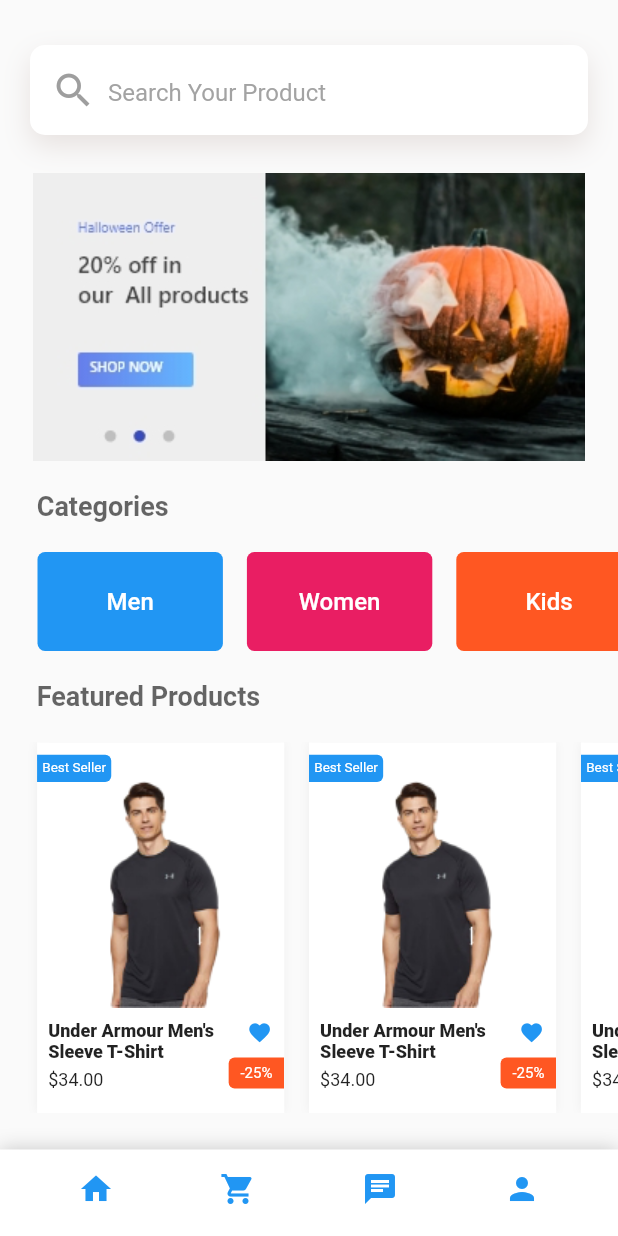
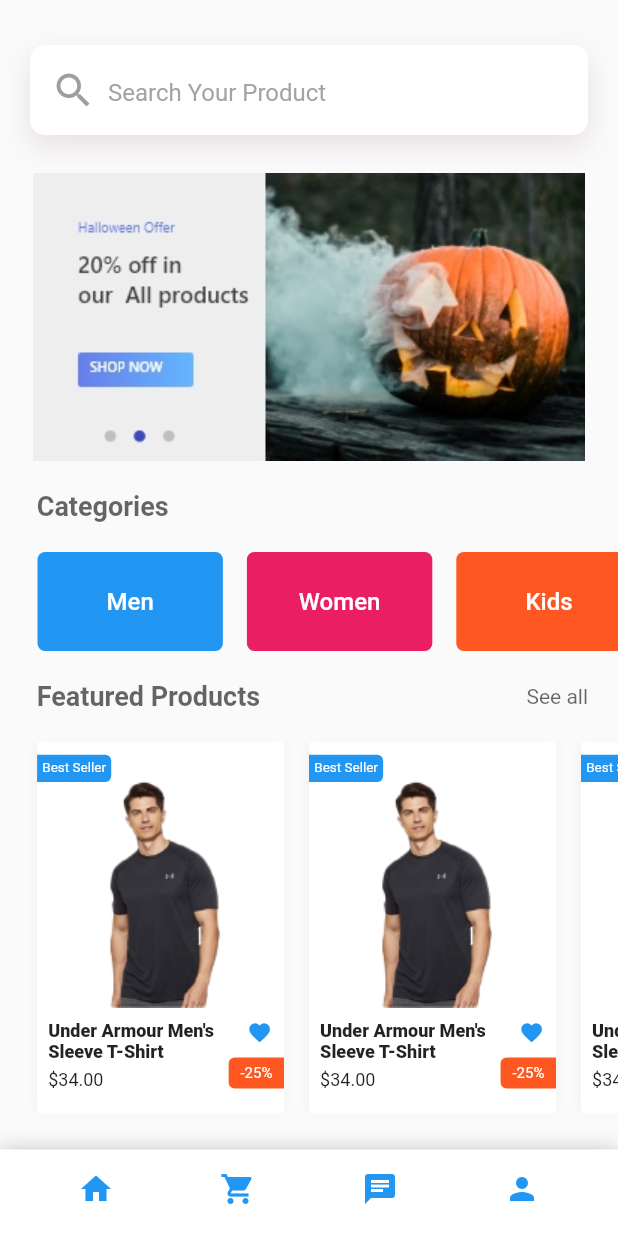
Before and after one commit to imransaju56/flybuy, a Flutter app: the Home screen opened directly, on a phone screen of 412 x 824 dp. Run offline on Flutter 3.47's test engine with Material 2 defaults, Android fonts, the phone set to English and light mode, and no system bars; our stand-ins replace firebase_auth, firebase_core; accounts and stored records are empty.

Commit message:
new_update

```diff
--- a/lib/screens/authentication/authenticate.dart
+++ b/lib/screens/authentication/authenticate.dart
@@ -13,9 +13,9 @@ class _AuthenticateState extends State<Authenticate> {
   bool showSignIn = true;
 
   void toggle() {
-    setState(() {
-      return showSignIn = !showSignIn;
-    });
+
+    setState(() => showSignIn = !showSignIn);
+
   }
 
   @override
--- a/lib/screens/authentication/log_in.dart
+++ b/lib/screens/authentication/log_in.dart
@@ -16,6 +16,8 @@ class _login_uiState extends State<login_ui> {
   String Email = '';
   String password = '';
   String error = '';
+
+
 
 
   bool _obscureText = true;
--- a/lib/screens/home/Bottom_navigation/bottom_navigation.dart
+++ b/lib/screens/home/Bottom_navigation/bottom_navigation.dart
@@ -1,4 +1,5 @@
 import 'package:flutter/material.dart';
+import 'package:flybuy_ecommerce_project/screens/cart/cart.dart';
 
 class bottom_nav extends StatefulWidget {
   @override
@@ -32,10 +33,20 @@ class _bottom_navState extends State<bottom_nav> {
               color: Colors.blue,
             ),
           ),
-          IconButton(
-            icon: Icon(
-              Icons.shopping_cart,
-              color: Colors.blue,
+          GestureDetector(
+
+            onTap: (){
+              Navigator.of(context).push(MaterialPageRoute(builder: (context){
+                return Mycart();
+
+              }));
+
+            },
+            child: IconButton(
+              icon: Icon(
+                Icons.shopping_cart,
+                color: Colors.blue,
+              ),
             ),
           ),
           IconButton(
--- a/lib/screens/home/Featured/Featured_products.dart
+++ b/lib/screens/home/Featured/Featured_products.dart
@@ -1,6 +1,7 @@
 import 'package:flutter/cupertino.dart';
 import 'package:flutter/material.dart';
 import 'package:flybuy_ecommerce_project/screens/home/Featured/Best_seller_tag.dart';
+import 'package:flybuy_ecommerce_project/screens/home/Featured/Featured_full_screen/featured_full.dart';
 import 'package:flybuy_ecommerce_project/screens/home/Featured/Product_image.dart';
 import 'package:flybuy_ecommerce_project/screens/home/Featured/discount.dart';
 import 'package:flybuy_ecommerce_project/screens/home/Featured/product_card.dart';
@@ -19,6 +20,8 @@ class _featuredState extends State<featured> {
       child: Column(
         crossAxisAlignment: CrossAxisAlignment.stretch,
         children: [
+          Row(
+            children: [
               Padding(
                 padding: const EdgeInsets.only(left: 20, right: 20),
                 child: Text(
@@ -29,6 +32,30 @@ class _featuredState extends State<featured> {
                     color: Colors.black.withOpacity(0.6),
                   ),
                 ),
+              ),
+
+              Spacer(),
+
+              GestureDetector(
+                onTap: (){
+                  Navigator.of(context).push(MaterialPageRoute(builder: (context){
+                    return Featured_full();
+
+                  }));
+
+                },
+                child: Padding(
+                  padding: const EdgeInsets.only(left: 20, right: 20),
+                  child: Text(
+                    'See all',
+                    style: TextStyle(
+                      fontWeight: FontWeight.w400,
+                      color: Colors.black.withOpacity(0.6),
+                    ),
+                  ),
+                ),
+              ),
+            ],
           ),
           SizedBox(
             height: 20,
--- a/lib/screens/home/Featured/product_card.dart
+++ b/lib/screens/home/Featured/product_card.dart
@@ -1,5 +1,6 @@
 import 'package:flutter/cupertino.dart';
 import 'package:flutter/material.dart';
+import 'package:flybuy_ecommerce_project/Description_page/description_page.dart';
 import 'package:flybuy_ecommerce_project/screens/home/Featured/Best_seller_tag.dart';
 import 'package:flybuy_ecommerce_project/screens/home/Featured/Product_image.dart';
 import 'package:flybuy_ecommerce_project/screens/home/Featured/discount.dart';
@@ -16,6 +17,14 @@ class _product_cardState extends State<product_card> {
     Size size = MediaQuery.of(context).size;
     return SingleChildScrollView(
       scrollDirection: Axis.horizontal,
+      child: GestureDetector(
+        onTap: (){
+          Navigator.of(context).push(MaterialPageRoute(builder: (context){
+            return description();
+
+          }));
+
+        },
         child: Row(
           children: [
 
@@ -79,6 +88,7 @@ class _product_cardState extends State<product_card> {
             ),
           ],
         ),
+      ),
     );
   }
 }
--- a/lib/screens/wrapper.dart
+++ b/lib/screens/wrapper.dart
@@ -24,8 +24,8 @@ class Wrapper extends StatelessWidget {
       }
 
     else{
-      return welcomepage();
+      return Home();
     }
-    return Authenticate();
+
   }
 }
```
Also changed, not shown: lib/welcome_page/layout.dart (+31 -2 lines). Lines whose indentation alone changed are shown as unchanged.
